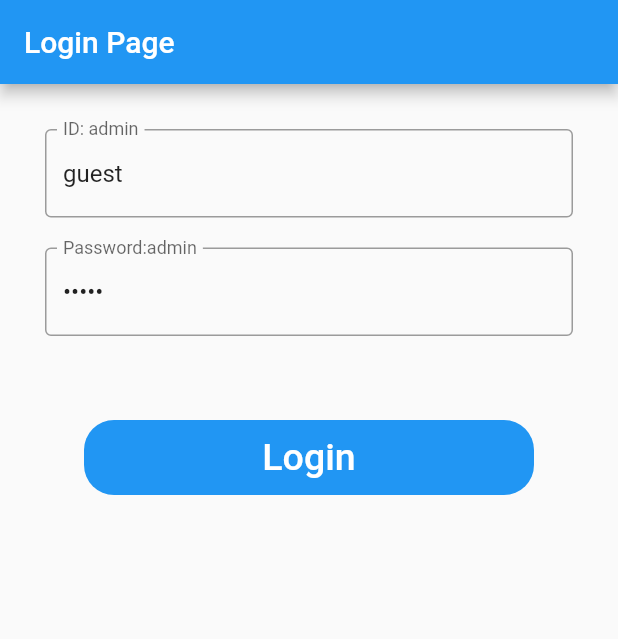
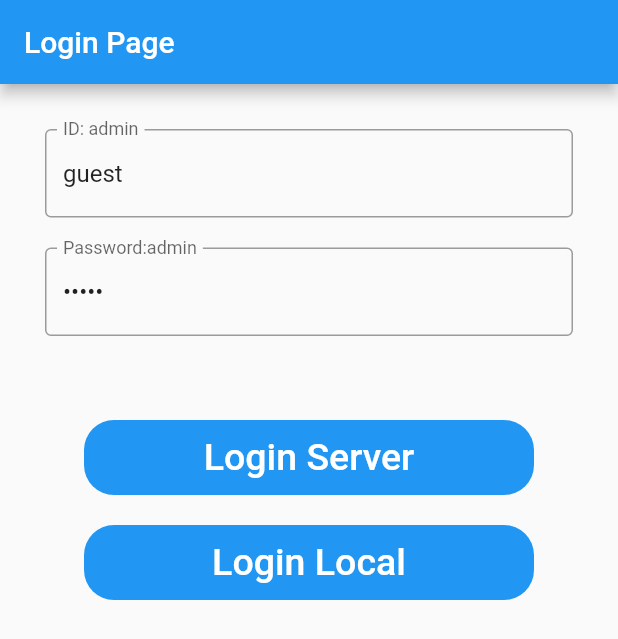
Before and after one commit to mlatifr/uas_emerging_technology, a Flutter app: the screen it shows after launch, on a phone screen of 412 x 824 dp. Shown: the top 639 px of the screen. Run offline on Flutter 3.47's test engine with Material 2 defaults, Android fonts, the phone set to English and light mode, and no system bars; our stand-ins replace image_picker, shared_preferences.

Commit message:
dual server

```diff
--- a/lib/login.dart
+++ b/lib/login.dart
@@ -133,10 +133,35 @@ class _LoginState extends State<Login> {
                     onPressed: () {
                       ScaffoldMessenger.of(context).showSnackBar(SnackBar(
                           content: Text("id: $user_id | passwrod: $password")));
+
+                      APIurl =
+                          "http://mlatifr.southeastasia.cloudapp.azure.com/emertech/uas_kuremas/";
                       doLogin();
                     },
                     child: Text(
-                      'Login',
+                      'Login Server',
+                      style: TextStyle(color: Colors.white, fontSize: 25),
+                    ),
+                  ),
+                )),
+            Padding(
+                padding: EdgeInsets.all(10),
+                child: Container(
+                  height: 50,
+                  width: 300,
+                  decoration: BoxDecoration(
+                      color: Colors.blue,
+                      borderRadius: BorderRadius.circular(20)),
+                  child: TextButton(
+                    onPressed: () {
+                      ScaffoldMessenger.of(context).showSnackBar(SnackBar(
+                          content: Text("id: $user_id | passwrod: $password")));
+
+                      APIurl = "http://192.168.1.7/emertech/uas_kuremas/";
+                      doLogin();
+                    },
+                    child: Text(
+                      'Login Local',
                       style: TextStyle(color: Colors.white, fontSize: 25),
                     ),
                   ),
--- a/lib/main.dart
+++ b/lib/main.dart
@@ -8,8 +8,13 @@ import 'package:shared_preferences/shared_preferences.dart';
 // String tulisan = "";
 
 String user_aktif = "";
+String APIurl;
 // String APIurl = "http://192.168.1.7/emertech/uas_kuremas/";
-String APIurl = "http://mlatifr.ddns.net/emertech/uas_kuremas/";
+// String APIurl = "http://mlatifr.ddns.net/emertech/uas_kuremas/";
+
+// String APIurl =
+//     "http://mlatifr.southeastasia.cloudapp.azure.com/emertech/uas_kuremas/";
+
 // bool pembuka = true;
 
 Future<String> cekLogin() async {
```
